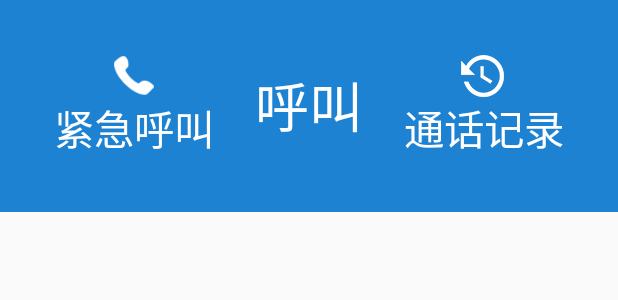
After one commit to rptang/functions_android, an Android app: the layout activity_message_logging.xml on its own in the app's theme, with its tools: preview values and no code run, on a phone screen of 412 x 824 dp. The commit adds this screen. Shown: the top 300 px of the screen. Run offline under Robolectric (Android 15) with nearby library versions, the phone set to English and light mode, and no system bars.

Commit message:
create message logging

```diff
--- /dev/null
+++ b/Android/app/src/main/java/com/project/rptang/android/message_logging/MyActionBar.java
@@ -0,0 +1,151 @@
+package com.project.rptang.android.message_logging;
+
+import android.content.Context;
+import android.content.res.TypedArray;
+import android.graphics.drawable.Drawable;
+import android.util.AttributeSet;
+import android.util.Log;
+import android.view.Gravity;
+import android.view.View;
+import android.widget.RelativeLayout;
+import android.widget.TextView;
+
+import com.project.rptang.android.R;
+
+/**
+ * Created by Stiven on 2017/2/27.
+ */
+
+public class MyActionBar extends RelativeLayout {
+
+    private static final String TAG = "MyActionBar";
+
+    //声明我们需要的控件，这些控件是和attrs.xml中我们定义的属性对应的
+    private TextView tvLeftTitle,tvRightTitle,tvTitle;//actionbar控件上显示的标题
+
+    private int leftTextColor;
+    private Drawable leftTextDrawable;
+    private String leftText;
+    private float leftTextSize;
+    private int leftTextPaddingLeft,leftTextPaddingTop;
+
+    private int rightTextColor;
+    private Drawable rightTextDrawable;
+    private String rightText;
+    private float rightTextSize;
+    private int rightTextPaddingRight,rightTextPaddingTop;
+
+    private String title;
+    private int titleTextColor;//显示文字的颜色
+    private float titleTextSize;//显示出来的文字的大小
+
+    private Drawable actionBarBackground;
+
+    private LayoutParams leftParams, rightParams, titleParams;//设置控件的布局
+
+    private MyActionbarClickListener listener;//定义接口对象
+
+    //自定义接口
+    public interface MyActionbarClickListener {
+
+        void leftClick();
+        void rightClick();
+    }
+
+    public void setOnMyActionbarClickListener(MyActionbarClickListener listener) {
+//暴露给调用者的方法，这样调用者便可以将具体实现以匿名内部类的形式传递进来
+        this.listener = listener;
+    }
+
+
+    public MyActionBar(Context context, AttributeSet attrs) {
+        super(context, attrs);
+
+//使用TypedArray,获取在attrs.xml中我们自定义的一系列属性,并将属性赋给我们定义的控件,然后我们便可以从TypedArray中获取到这些属性值
+        TypedArray typedArray = context.obtainStyledAttributes(attrs, R.styleable.MyActionBar);
+        leftTextColor = typedArray.getColor(R.styleable.MyActionBar_leftTextColor, 0);
+        leftTextDrawable = typedArray.getDrawable(R.styleable.MyActionBar_leftTextDrawable);
+        leftText = typedArray.getString(R.styleable.MyActionBar_leftText);
+        leftTextSize = typedArray.getDimension(R.styleable.MyActionBar_leftTextSize, 0);
+        leftTextPaddingLeft = (int) typedArray.getDimension(R.styleable.MyActionBar_leftTextPaddingLeft,0);
+        leftTextPaddingTop = (int) typedArray.getDimension(R.styleable.MyActionBar_leftTextPaddingTop,0);
+
+        rightTextColor = typedArray.getColor(R.styleable.MyActionBar_rightTextColor, 0);
+        rightTextDrawable = typedArray.getDrawable(R.styleable.MyActionBar_rightTextDrawable);
+        rightText = typedArray.getString(R.styleable.MyActionBar_rightText);
+        rightTextSize = typedArray.getDimension(R.styleable.MyActionBar_rightTextSize, 0);
+        rightTextPaddingRight = (int) typedArray.getDimension(R.styleable.MyActionBar_rightTextPaddingRight,0);
+        rightTextPaddingTop = (int) typedArray.getDimension(R.styleable.MyActionBar_rightTextPaddingTop,0);
+
+        title = typedArray.getString(R.styleable.MyActionBar_mtitle);
+        titleTextColor = typedArray.getColor(R.styleable.MyActionBar_titleTextColor, 0);
+        titleTextSize = typedArray.getDimension(R.styleable.MyActionBar_titleTextSize, 0);
+
+        actionBarBackground = typedArray.getDrawable(R.styleable.MyActionBar_actionbarBackground);
+        typedArray.recycle();//回收此变量，节约资源，避免由于缓存导致的其他问题
+
+        // 实例化我们定义的控件
+        tvLeftTitle = new TextView(context);
+        tvRightTitle = new TextView(context);
+        tvTitle = new TextView(context);
+        // 将我们获取到的属性分别赋给相应的控件
+        tvLeftTitle.setText(leftText);
+        tvLeftTitle.setTextSize(leftTextSize);
+        tvLeftTitle.setTextColor(leftTextColor);
+        tvLeftTitle.setPadding(leftTextPaddingLeft,leftTextPaddingLeft,0,leftTextPaddingLeft);
+        leftTextDrawable.setBounds(0,0,leftTextDrawable.getMinimumWidth(),leftTextDrawable.getMinimumHeight());
+        tvLeftTitle.setCompoundDrawables(null,leftTextDrawable,null,null);
+
+        tvRightTitle.setText(rightText);
+        tvRightTitle.setTextSize(rightTextSize);
+        tvRightTitle.setTextColor(rightTextColor);
+        tvRightTitle.setPadding(0,rightTextPaddingRight,rightTextPaddingRight,rightTextPaddingRight);
+        rightTextDrawable.setBounds(0,0,rightTextDrawable.getMinimumWidth(),rightTextDrawable.getMinimumHeight());
+        tvRightTitle.setCompoundDrawables(null,rightTextDrawable,null,null);
+
+        tvTitle.setText(title);
+        tvTitle.setTextColor(titleTextColor);
+        tvTitle.setTextSize(titleTextSize);
+        tvTitle.setGravity(Gravity.CENTER);//设置标题居中
+
+        setBackground(actionBarBackground);//设置viewGroup(即两个button和一个tittle)的背景颜色
+
+        //以上我们已经设置好了各个控件的属性，那接下来就需要把这些控件放置到viewGroup中了，即我们需要设置一下他们的布局属性了
+        leftParams = new LayoutParams(LayoutParams.WRAP_CONTENT, LayoutParams.WRAP_CONTENT);//设置左Button的width和height
+        leftParams.addRule(RelativeLayout.ALIGN_PARENT_LEFT, TRUE);//设置左边button的布局属性，即左对齐
+//        leftParams.setMargins();
+        addView(tvLeftTitle, leftParams);//将左边button加入到viewGroup中
+
+        rightParams = new LayoutParams(LayoutParams.WRAP_CONTENT, LayoutParams.WRAP_CONTENT);
+        rightParams.addRule(RelativeLayout.ALIGN_PARENT_RIGHT, TRUE);
+        addView(tvRightTitle, rightParams);
+
+        titleParams = new LayoutParams(LayoutParams.WRAP_CONTENT, LayoutParams.WRAP_CONTENT);
+        titleParams.addRule(RelativeLayout.CENTER_IN_PARENT, TRUE);
+        addView(tvTitle, titleParams);
+
+        tvLeftTitle.setOnClickListener(new OnClickListener() {
+
+            @Override
+            public void onClick(View v) {
+                listener.leftClick();
+            }
+        });
+        tvRightTitle.setOnClickListener(new OnClickListener() {
+
+            @Override
+            public void onClick(View v) {
+                listener.rightClick();
+            }
+        });
+    }
+
+    public void setRightIsVisible(boolean flag)//设置右button是否显示
+    {
+        if (flag) {
+            tvRightTitle.setVisibility(VISIBLE);
+        }else {
+            tvRightTitle.setVisibility(GONE);
+        }
+    }
+}
--- /dev/null
+++ b/Android/app/src/main/res/layout/activity_message_logging.xml
@@ -0,0 +1,66 @@
+<?xml version="1.0" encoding="utf-8"?>
+<RelativeLayout xmlns:android="http://schemas.android.com/apk/res/android"
+    xmlns:tools="http://schemas.android.com/tools"
+    xmlns:app="http://schemas.android.com/apk/res-auto"
+    android:id="@+id/activity_message_logging"
+    android:layout_width="match_parent"
+    android:layout_height="match_parent"
+    tools:context="com.project.rptang.android.message_logging.MessageLoggingActivity">
+
+    <!--<com.project.rptang.android.message_logging.MyActionBar-->
+
+        <!--android:id="@+id/message_action_bar"-->
+        <!--android:layout_width="wrap_content"-->
+        <!--android:layout_height="wrap_content"-->
+
+        <!--app:leftText="紧急呼叫"-->
+        <!--app:leftTextColor="#FFF"-->
+        <!--app:leftTextSize="5sp"-->
+        <!--app:leftTextDrawable="@mipmap/btn_jjhj_1"-->
+        <!--app:leftTextPaddingLeft="12dp"-->
+        <!--app:leftTextPaddingTop="12dp"-->
+
+        <!--app:rightTextSize="5sp"-->
+        <!--app:rightTextDrawable="@mipmap/btn_lsjl_1"-->
+        <!--app:rightText="通话记录"-->
+        <!--app:rightTextColor="#FFF"-->
+        <!--app:rightTextPaddingRight="12dp"-->
+        <!--app:rightTextPaddingTop="12dp"-->
+
+        <!--app:mtitle="呼叫"-->
+        <!--app:titleTextColor="#FFF"-->
+        <!--app:titleTextSize="7sp"-->
+
+        <!--app:actionbarBackground="#1e82d2">-->
+
+    <!--</com.project.rptang.android.message_logging.MyActionBar>-->
+
+    <com.project.rptang.android.message_logging.MyActionBar
+
+        android:id="@+id/message_action_bar"
+        android:layout_width="wrap_content"
+        android:layout_height="wrap_content"
+
+        app:leftText="紧急呼叫"
+        app:leftTextColor="#FFF"
+        app:leftTextSize="18sp"
+        app:leftTextDrawable="@mipmap/btn_jjhj_1"
+        app:leftTextPaddingLeft="36dp"
+        app:leftTextPaddingTop="36dp"
+
+        app:rightTextSize="18sp"
+        app:rightTextDrawable="@mipmap/btn_lsjl_1"
+        app:rightText="通话记录"
+        app:rightTextColor="#FFF"
+        app:rightTextPaddingRight="36dp"
+        app:rightTextPaddingTop="36dp"
+
+        app:mtitle="呼叫"
+        app:titleTextColor="#FFF"
+        app:titleTextSize="24sp"
+
+        app:actionbarBackground="#1e82d2">
+
+    </com.project.rptang.android.message_logging.MyActionBar>
+
+</RelativeLayout>
```
Also changed, not shown: Android/app/src/main/AndroidManifest.xml (+10 -1 lines), Android/app/src/main/java/com/project/rptang/android/message_logging/MessageLoggingActivity.java (added, +40 -0 lines), Android/app/src/main/res/drawable/selector.xml (added, +7 -0 lines), Android/app/src/main/res/values/attrs.xml (+23 -0 lines), Android/app/src/main/res/mipmap-hdpi/btn_jjhj_1.png (added), Android/app/src/main/res/mipmap-hdpi/btn_jjhj_2.png (added), Android/app/src/main/res/mipmap-hdpi/btn_lsjl_1.png (added), Android/app/src/main/res/mipmap-hdpi/btn_lsjl_2.png (added).
